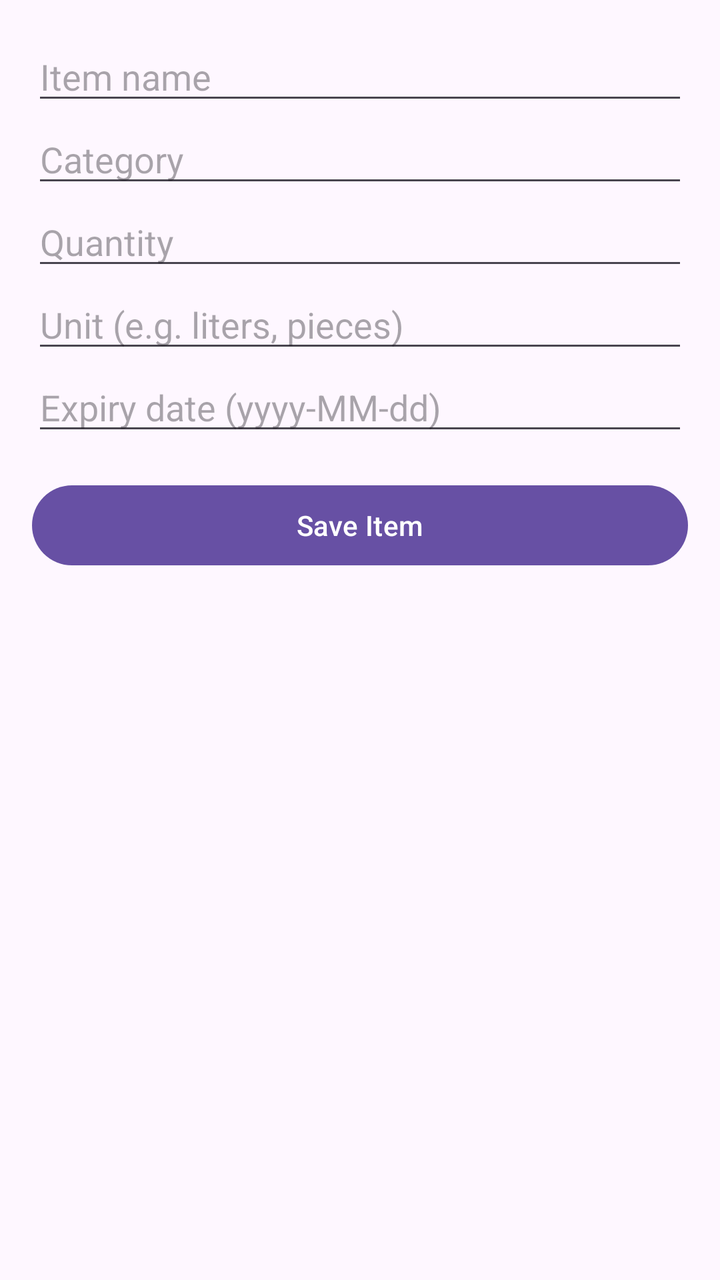
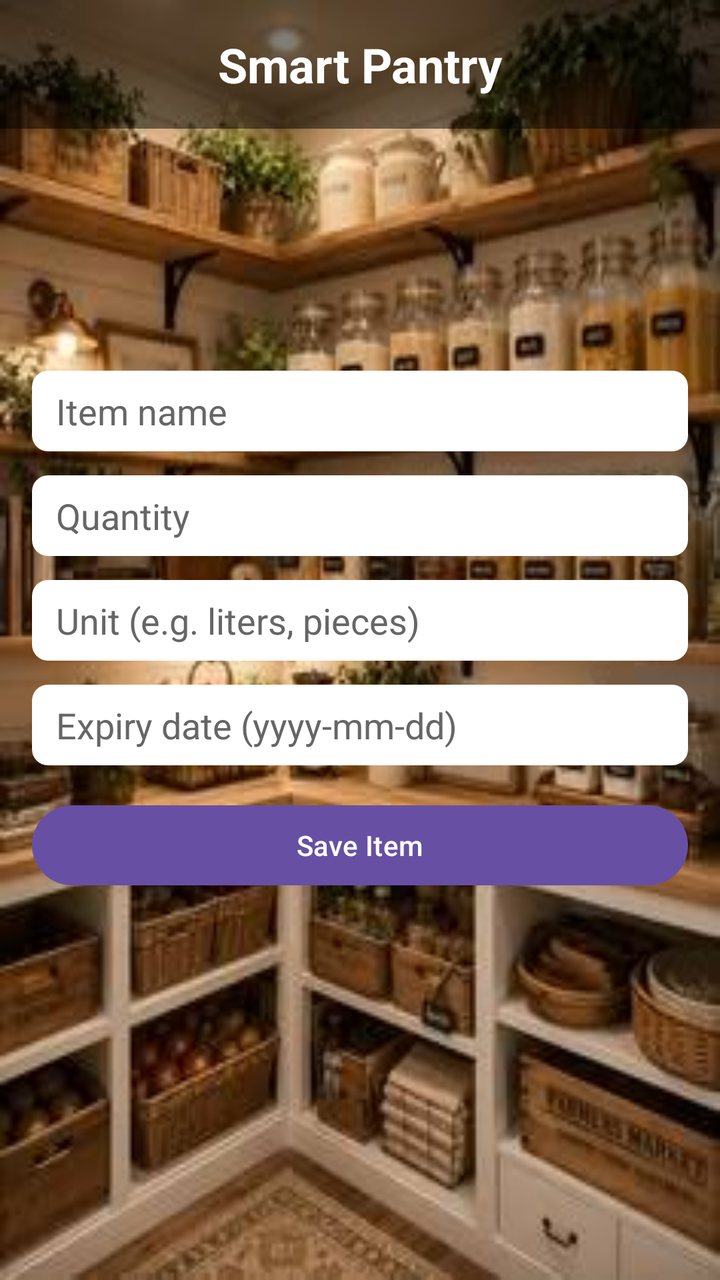

The first picture is an Android layout as it rendered before a commit; the second is the same layout after the commit. The layout source and the unified diff follow.
<!-- AndroidManifest.xml: application theme Theme.PantryApplication -->
<!-- res/layout/add_edit_item.xml -->
<?xml version="1.0" encoding="utf-8"?>
<LinearLayout xmlns:android="http://schemas.android.com/apk/res/android"
    android:layout_width="match_parent"
    android:layout_height="match_parent"
    android:orientation="vertical"
    android:padding="16dp">

    <EditText
        android:id="@+id/editName"
        android:layout_width="match_parent"
        android:layout_height="wrap_content"
        android:hint="Item name" />

    <EditText
        android:id="@+id/editCategory"
        android:layout_width="match_parent"
        android:layout_height="wrap_content"
        android:hint="Category" />

    <EditText
        android:id="@+id/editQuantity"
        android:layout_width="match_parent"
        android:layout_height="wrap_content"
        android:hint="Quantity"
        android:inputType="number" />

    <EditText
        android:id="@+id/editUnit"
        android:layout_width="match_parent"
        android:layout_height="wrap_content"
        android:hint="Unit (e.g. liters, pieces)" />

    <EditText
        android:id="@+id/editExpiry"
        android:layout_width="match_parent"
        android:layout_height="wrap_content"
        android:hint="Expiry date (yyyy-MM-dd)" />

    <Button
        android:id="@+id/saveButton"
        android:layout_width="match_parent"
        android:layout_height="wrap_content"
        android:layout_marginTop="16dp"
        android:text="Save Item" />

    <Button
        android:id="@+id/deleteButton"
        android:layout_width="match_parent"
        android:layout_height="wrap_content"
        android:layout_marginTop="8dp"
        android:text="Delete Item"
        android:visibility="gone" />

</LinearLayout>
<!-- resources referenced by this layout -->
<resources>
  <style name="Theme.PantryApplication" parent="Base.Theme.PantryApplication" />
  <style name="Base.Theme.PantryApplication" parent="Theme.Material3.DayNight.NoActionBar">
          
          
      </style>
</resources>

<!-- the commit's change to res/layout/add_edit_item.xml (unified diff, before → after) -->
@@ -1,54 +1,90 @@
 <?xml version="1.0" encoding="utf-8"?>
-<LinearLayout xmlns:android="http://schemas.android.com/apk/res/android"
+<RelativeLayout xmlns:android="http://schemas.android.com/apk/res/android"
     android:layout_width="match_parent"
     android:layout_height="match_parent"
-    android:orientation="vertical"
-    android:padding="16dp">
-
-    <EditText
-        android:id="@+id/editName"
+    android:background="@drawable/p3">
+    
+    <TextView
+        android:id="@+id/textHeading"
         android:layout_width="match_parent"
         android:layout_height="wrap_content"
-        android:hint="Item name" />
-
-    <EditText
-        android:id="@+id/editCategory"
+        android:text="Smart Pantry"
+        android:textSize="24sp"
+        android:textStyle="bold"
+        android:gravity="center"
+        android:padding="16dp"
+        android:textColor="#FFFFFF"
+        android:background="#80000000"/>
+    
+    <TableLayout
         android:layout_width="match_parent"
         android:layout_height="wrap_content"
-        android:hint="Category" />
+        android:padding="16dp"
+        android:layout_centerVertical="true"
+        android:stretchColumns="0">
 
-    <EditText
-        android:id="@+id/editQuantity"
-        android:layout_width="match_parent"
-        android:layout_height="wrap_content"
-        android:hint="Quantity"
-        android:inputType="number" />
+        
+        <TableRow android:layout_marginBottom="12dp">
+            <EditText
+                android:id="@+id/editName"
+                android:layout_width="match_parent"
+                android:layout_height="wrap_content"
+                android:hint="Item name"
+                android:textColor="#000000"
+                android:textColorHint="#666666"
+                android:background="@drawable/add_item_box" />
+        </TableRow>
+        
+        <TableRow android:layout_marginBottom="12dp">
+            <EditText
+                android:id="@+id/editQuantity"
+                android:layout_width="match_parent"
+                android:layout_height="wrap_content"
+                android:hint="Quantity"
+                android:inputType="number"
+                android:textColor="#000000"
+                android:textColorHint="#666666"
+                android:background="@drawable/add_item_box" />
+        </TableRow>
+        
+        <TableRow android:layout_marginBottom="12dp">
+            <EditText
+                android:id="@+id/editUnit"
+                android:layout_width="match_parent"
+                android:layout_height="wrap_content"
+                android:hint="Unit (e.g. liters, pieces)"
+                android:textColor="#000000"
+                android:textColorHint="#666666"
+                android:background="@drawable/add_item_box" />
+        </TableRow>
+        
+        <TableRow android:layout_marginBottom="16dp">
+            <EditText
+                android:id="@+id/editExpiry"
+                android:layout_width="match_parent"
+                android:layout_height="wrap_content"
+                android:hint="Expiry date (yyyy-mm-dd)"
+                android:textColor="#000000"
+                android:textColorHint="#666666"
+                android:background="@drawable/add_item_box" />
+        </TableRow>
+        
+        <TableRow android:layout_marginBottom="8dp">
+            <Button
+                android:id="@+id/saveButton"
+                android:layout_width="match_parent"
+                android:layout_height="wrap_content"
+                android:text="Save Item" />
+        </TableRow>
 
-    <EditText
-        android:id="@+id/editUnit"
-        android:layout_width="match_parent"
-        android:layout_height="wrap_content"
-        android:hint="Unit (e.g. liters, pieces)" />
-
-    <EditText
-        android:id="@+id/editExpiry"
-        android:layout_width="match_parent"
-        android:layout_height="wrap_content"
-        android:hint="Expiry date (yyyy-MM-dd)" />
-
-    <Button
-        android:id="@+id/saveButton"
-        android:layout_width="match_parent"
-        android:layout_height="wrap_content"
-        android:layout_marginTop="16dp"
-        android:text="Save Item" />
-
-    <Button
-        android:id="@+id/deleteButton"
-        android:layout_width="match_parent"
-        android:layout_height="wrap_content"
-        android:layout_marginTop="8dp"
-        android:text="Delete Item"
-        android:visibility="gone" />
-
-</LinearLayout>
+        
+        <TableRow>
+            <Button
+                android:id="@+id/deleteButton"
+                android:layout_width="match_parent"
+                android:layout_height="wrap_content"
+                android:text="Delete Item"
+                android:visibility="gone" />
+        </TableRow>
+    </TableLayout>
+</RelativeLayout>
<!-- resource entries referenced after the edit -->
@@ -1,5 +1,22 @@
 <!-- resources referenced by this layout -->
 <resources>
+  <!-- drawable add_item_box (drawable) -->
+  <?xml version="1.0" encoding="utf-8"?>
+  <shape xmlns:android="http://schemas.android.com/apk/res/android"
+      android:shape="rectangle">
+  
+      <solid android:color="#FFFFFF" />
+  
+      <corners android:radius="8dp" />
+  
+      <padding
+          android:left="12dp"
+          android:top="8dp"
+          android:right="12dp"
+          android:bottom="8dp" />
+  
+  </shape>
+  <!-- drawable p3: jpeg bitmap (drawable, 20003 bytes) -->
   <style name="Theme.PantryApplication" parent="Base.Theme.PantryApplication" />
   <style name="Base.Theme.PantryApplication" parent="Theme.Material3.DayNight.NoActionBar">
           
